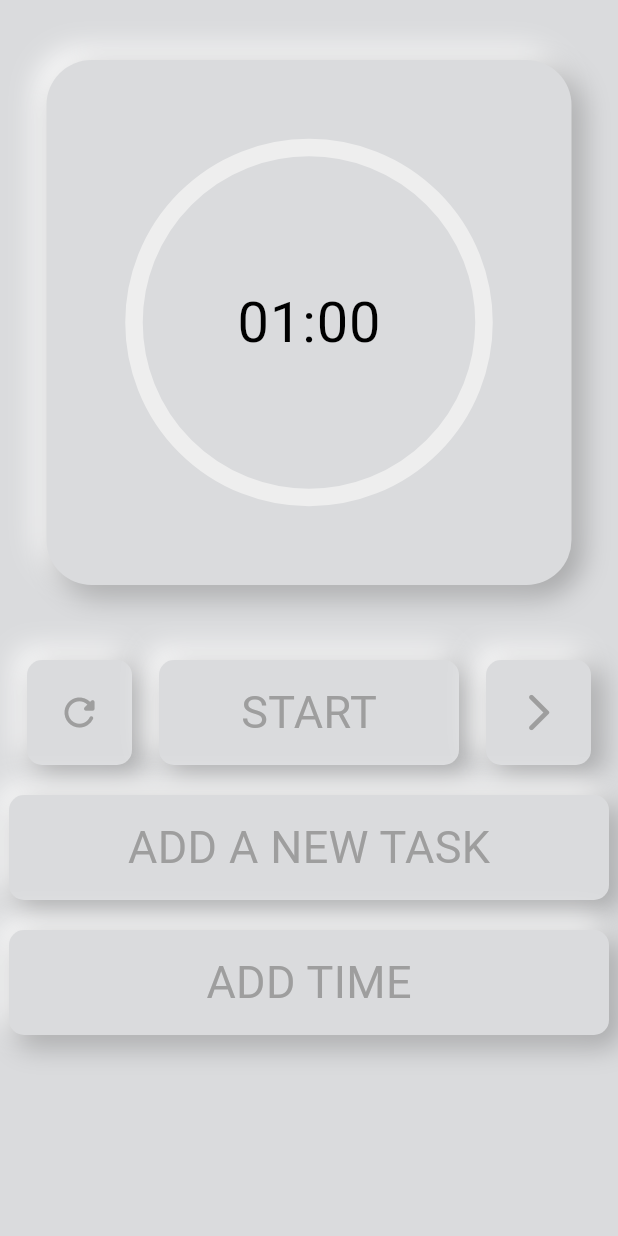
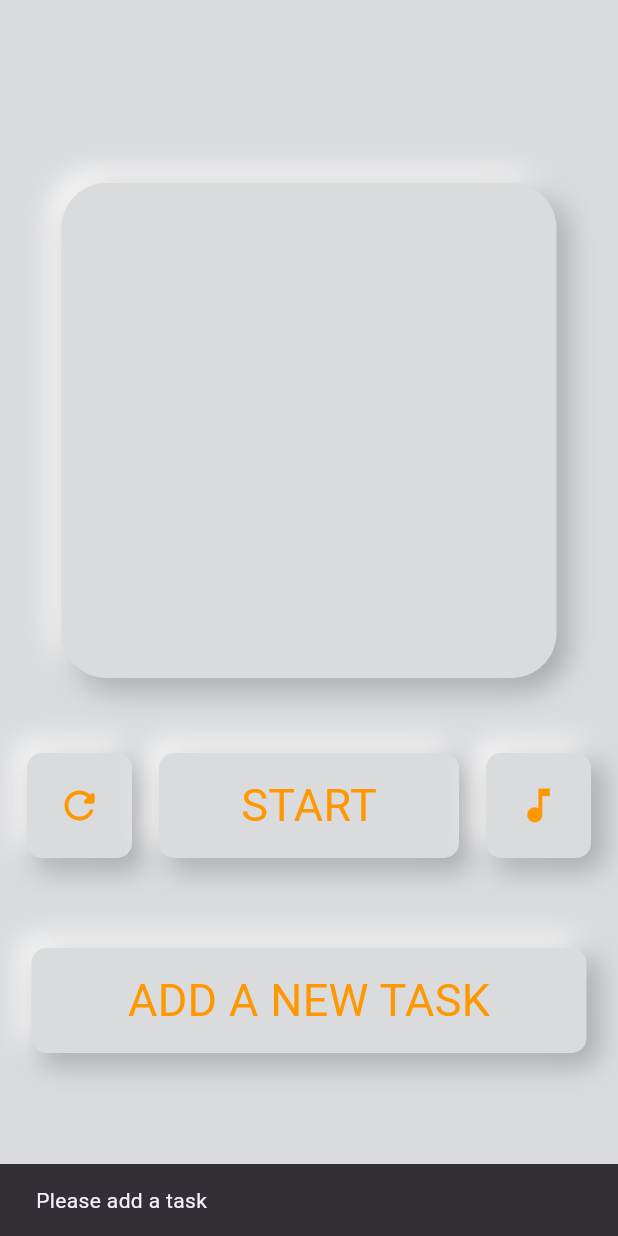
Before and after one commit to akira2552007/POMODO, a Flutter app: the screen it shows after launch, after a tap on "START", on a phone screen of 412 x 824 dp. Run offline on Flutter 3.47's test engine with Material 3 defaults, Android fonts, the phone set to English and light mode, and no system bars; drawn by our look-alikes of circular_countdown_timer; our stand-ins replace flutter_slidable, flutter_spinkit, just_audio.

Commit message:
added functionality for start ,restart

```diff
--- a/lib/Pages/circular_timer.dart
+++ b/lib/Pages/circular_timer.dart
@@ -3,7 +3,8 @@ import 'package:flutter/material.dart';
 
 class MyWidget extends StatelessWidget {
   final CountDownController controller;
-  const MyWidget({super.key, required this.controller});
+  const MyWidget({super.key, required this.controller, required this.time});
+  final int time;
 
   @override
   Widget build(BuildContext context) {
@@ -11,9 +12,10 @@ class MyWidget extends StatelessWidget {
       child: CircularCountDownTimer(
         width: 100, // smaller fixed size
         height: 150,
-        duration: 60,
-        fillColor: Colors.grey[500]!,
+        duration: 60 * time,
+        fillColor: Colors.orange,
         ringColor: Colors.grey[200]!,
+        fillGradient: LinearGradient(colors: [Colors.blue, Colors.purple]),
         controller: controller,
         isReverse: true,
         isTimerTextShown: true,
@@ -28,4 +30,5 @@ class MyWidget extends StatelessWidget {
       ),
     );
   }
+
 }
--- a/lib/Pages/home_page.dart
+++ b/lib/Pages/home_page.dart
@@ -2,6 +2,8 @@ import 'package:circular_countdown_timer/circular_countdown_timer.dart';
 import 'package:flutter/cupertino.dart';
 import 'package:flutter/material.dart';
 import 'package:flutter_slidable/flutter_slidable.dart';
+import 'package:just_audio/just_audio.dart';
+
 import 'package:pomodo/Pages/circular_timer.dart';
 
 class HomePage extends StatefulWidget {
@@ -12,25 +14,24 @@ class HomePage extends StatefulWidget {
 }
 
 class _HomePageState extends State<HomePage> {
+  bool showtimer = false;
+  String? task;
   final CountDownController _controller = CountDownController();
-  String? task;
+  final AudioPlayer audioPlayer = AudioPlayer();
 
   @override
   Widget build(BuildContext context) {
     return Scaffold(
       backgroundColor: const Color(0xffdadbdd),
-      body: SafeArea(
-        child: SingleChildScrollView(
-          padding: const EdgeInsets.symmetric(vertical: 20),
-          child: Column(
+      body: Stack(
         children: [
           if (task != null)
             Padding(
-                  padding: const EdgeInsets.symmetric(horizontal: 35),
+              padding: const EdgeInsets.only(top: 50, left: 40, right: 40),
               child: Slidable(
                 key: ValueKey(task),
                 endActionPane: ActionPane(
-                      motion: const BehindMotion(),
+                  motion: BehindMotion(),
                   children: [
                     SlidableAction(
                       onPressed: (context) {
@@ -38,19 +39,18 @@ class _HomePageState extends State<HomePage> {
                           task = null;
                         });
                       },
-                          borderRadius: BorderRadius.circular(10),
                       backgroundColor: Colors.red,
                       foregroundColor: Colors.white,
                       icon: Icons.delete,
                       label: 'Delete',
+                      borderRadius: BorderRadius.circular(10),
                     ),
                   ],
                 ),
                 child: Container(
                   height: 70,
-                      margin: const EdgeInsets.only(bottom: 20),
                   decoration: BoxDecoration(
-                        color: const Color(0xffdadbdd),
+                    color: Color(0xffdadbdd),
                     borderRadius: BorderRadius.circular(10),
                     boxShadow: const [
                       BoxShadow(
@@ -67,29 +67,25 @@ class _HomePageState extends State<HomePage> {
                       ),
                     ],
                   ),
+
                   child: Center(
-                        child: SingleChildScrollView(
-                          scrollDirection: Axis.horizontal,
-                          padding: const EdgeInsets.symmetric(horizontal: 10),
                     child: Text(
-                            '$task',
-                            style: const TextStyle(
-                              fontSize: 20,
-                              color: Colors.black87,
+                      ' $task',
+                      style: TextStyle(fontSize: 20, color: Colors.black87),
                     ),
                   ),
                 ),
               ),
             ),
-                  ),
-                ),
-              const SizedBox(height: 20),
+          Column(
+            mainAxisAlignment: MainAxisAlignment.center,
+            children: [
               Row(
                 mainAxisAlignment: MainAxisAlignment.center,
                 children: [
                   Container(
-                    width: 350,
-                    height: 350,
+                    width: 330,
+                    height: 330,
                     decoration: BoxDecoration(
                       color: const Color(0xffdadbdd),
                       borderRadius: BorderRadius.circular(30),
@@ -108,7 +104,10 @@ class _HomePageState extends State<HomePage> {
                         ),
                       ],
                     ),
-                    child: MyWidget(controller: _controller),
+                    child:
+                        showtimer
+                            ? MyWidget(controller: _controller, time: 25)
+                            : SizedBox.shrink(),
                   ),
                 ],
               ),
@@ -116,66 +115,8 @@ class _HomePageState extends State<HomePage> {
               Row(
                 mainAxisAlignment: MainAxisAlignment.spaceEvenly,
                 children: [
-                  _iconContainer(icon: Icons.refresh_rounded, onPressed: () {}),
-                  _textButton(label: 'START', onTap: () {}, width: 200),
-                  _iconContainer(
-                    icon: Icons.arrow_forward_ios_rounded,
-                    onPressed: () {},
-                  ),
-                ],
-              ),
-              const SizedBox(height: 20),
-              _textButton(
-                label: 'ADD A NEW TASK',
-                onTap: () {
-                  showCupertinoModalPopup(
-                    context: context,
-                    builder: (BuildContext context) {
-                      TextEditingController controller =
-                          TextEditingController();
-                      return CupertinoActionSheet(
-                        title: const Text('Add a new task'),
-                        message: CupertinoTextField(
-                          placeholder: 'Enter task here',
-                          controller: controller,
-                        ),
-                        actions: [
-                          CupertinoActionSheetAction(
-                            onPressed: () {
-                              Navigator.pop(context);
-                              setState(() {
-                                task = controller.text;
-                              });
-                            },
-                            child: const Text('Add Task'),
-                          ),
-                        ],
-                        cancelButton: CupertinoActionSheetAction(
-                          onPressed: () {
-                            Navigator.pop(context);
-                          },
-                          child: const Text('Cancel'),
-                        ),
-                      );
-                    },
-                  );
-                },
-                width: 400,
-              ),
-              const SizedBox(height: 20),
-              _textButton(label: 'ADD TIME', onTap: () {}, width: 400),
-            ],
-          ),
-        ),
-      ),
-    );
-  }
-
-  Widget _iconContainer({
-    required IconData icon,
-    required VoidCallback onPressed,
-  }) {
-    return Container(
+                  // Reset Button
+                  Container(
                     height: 70,
                     width: 70,
                     decoration: BoxDecoration(
@@ -198,23 +139,144 @@ class _HomePageState extends State<HomePage> {
                     ),
                     child: Center(
                       child: IconButton(
-          onPressed: onPressed,
-          icon: Icon(icon, color: Colors.grey, size: 30),
+                        onPressed: () {
+                          setState(() {
+                            showtimer = false;
+                          });
+                        },
+                        icon: Icon(
+                          Icons.refresh_rounded,
+                          color: Colors.orange,
+                          size: 30,
                         ),
                       ),
+                    ),
+                  ),
+
+                  // Start / Pause Button
+                  GestureDetector(
+                    onTap: () {
+                      if (task != null) {
+                        setState(() {
+                          showtimer = !showtimer;
+                        });
+                      } else {
+                        ScaffoldMessenger.of(context).showSnackBar(
+                          SnackBar(content: Text('Please add a task')),
                         );
                       }
-
-  Widget _textButton({
-    required String label,
-    required VoidCallback onTap,
-    required double width,
-  }) {
-    return GestureDetector(
-      onTap: onTap,
+                    },
                     child: Container(
                       height: 70,
-        width: width,
+                      width: 200,
+                      decoration: BoxDecoration(
+                        color: Color(0xffdadbdd),
+                        borderRadius: BorderRadius.circular(10),
+                        boxShadow: const [
+                          BoxShadow(
+                            color: Colors.white,
+                            offset: Offset(-6, -6),
+                            spreadRadius: 1,
+                            blurRadius: 15,
+                          ),
+                          BoxShadow(
+                            color: Colors.black26,
+                            offset: Offset(6, 6),
+                            spreadRadius: 1,
+                            blurRadius: 15,
+                          ),
+                        ],
+                      ),
+                      child: Center(
+                        child: Text(
+                          'START',
+                          style: TextStyle(color: Colors.orange, fontSize: 30),
+                        ),
+                      ),
+                    ),
+                  ),
+                  Container(
+                    height: 70,
+                    width: 70,
+                    decoration: BoxDecoration(
+                      color: const Color(0xffdadbdd),
+                      borderRadius: BorderRadius.circular(10),
+                      boxShadow: const [
+                        BoxShadow(
+                          color: Colors.white,
+                          offset: Offset(-6, -6),
+                          spreadRadius: 1,
+                          blurRadius: 15,
+                        ),
+                        BoxShadow(
+                          color: Colors.black26,
+                          offset: Offset(6, 6),
+                          spreadRadius: 1,
+                          blurRadius: 15,
+                        ),
+                      ],
+                    ),
+                    child: Center(
+                      child: IconButton(
+                        onPressed: () async {
+                          await audioPlayer.setAsset(
+                            'assets/ambientAudio/Arizona Dreaming.mp3',
+                          );
+                          await audioPlayer.play();
+                        },
+                        icon: Icon(
+                          Icons.music_note,
+                          color: Colors.orange,
+                          size: 30,
+                        ),
+                      ),
+                    ),
+                  ),
+                ],
+              ),
+              Column(
+                mainAxisAlignment: MainAxisAlignment.center,
+                children: [
+                  SizedBox(height: 60),
+                  GestureDetector(
+                    onTap: () {
+                      showCupertinoModalPopup(
+                        context: context,
+                        builder: (BuildContext context) {
+                          TextEditingController controller =
+                              TextEditingController();
+
+                          return CupertinoActionSheet(
+                            title: Text('Add a new task'),
+                            message: CupertinoTextField(
+                              placeholder: 'Enter task here',
+                              controller: controller,
+                            ),
+                            actions: [
+                              CupertinoActionSheetAction(
+                                onPressed: () {
+                                  Navigator.pop(context);
+                                  print('New task added: $task');
+                                  setState(() {
+                                    task = controller.text;
+                                  });
+                                },
+                                child: Text('Add Task'),
+                              ),
+                            ],
+                            cancelButton: CupertinoActionSheetAction(
+                              onPressed: () {
+                                Navigator.pop(context);
+                              },
+                              child: Text('Cancel'),
+                            ),
+                          );
+                        },
+                      );
+                    },
+                    child: Container(
+                      height: 70,
+                      width: 370,
                       decoration: BoxDecoration(
                         color: const Color(0xffdadbdd),
                         borderRadius: BorderRadius.circular(10),
@@ -235,10 +297,17 @@ class _HomePageState extends State<HomePage> {
                       ),
                       child: Center(
                         child: Text(
-            label,
-            style: const TextStyle(color: Colors.grey, fontSize: 30),
+                          'ADD A NEW TASK',
+                          style: TextStyle(color: Colors.orange, fontSize: 30),
                         ),
                       ),
+                    ),
+                  ),
+                ],
+              ),
+            ],
+          ),
+        ],
       ),
     );
   }
--- a/pubspec.yaml
+++ b/pubspec.yaml
@@ -38,6 +38,7 @@ dependencies:
   google_fonts: ^6.1.0
   flutter_slidable: ^4.0.0
   circular_countdown_timer: ^0.2.4
+  just_audio: ^0.10.3
 
 dev_dependencies:
   flutter_test:
@@ -64,7 +65,7 @@ flutter:
   # To add assets to your application, add an assets section, like this:
   assets:
     - assets/images/
-    # - images/a_dot_ham.jpeg
+    - assets/ambientAudio/Arizona Dreaming.mp3
 
   # An image asset can refer to one or more resolution-specific "variants", see
   # https://flutter.dev/to/resolution-aware-images
```
Also changed, not shown: pubspec.lock, 2 other files. Lines whose indentation alone changed are shown as unchanged.
